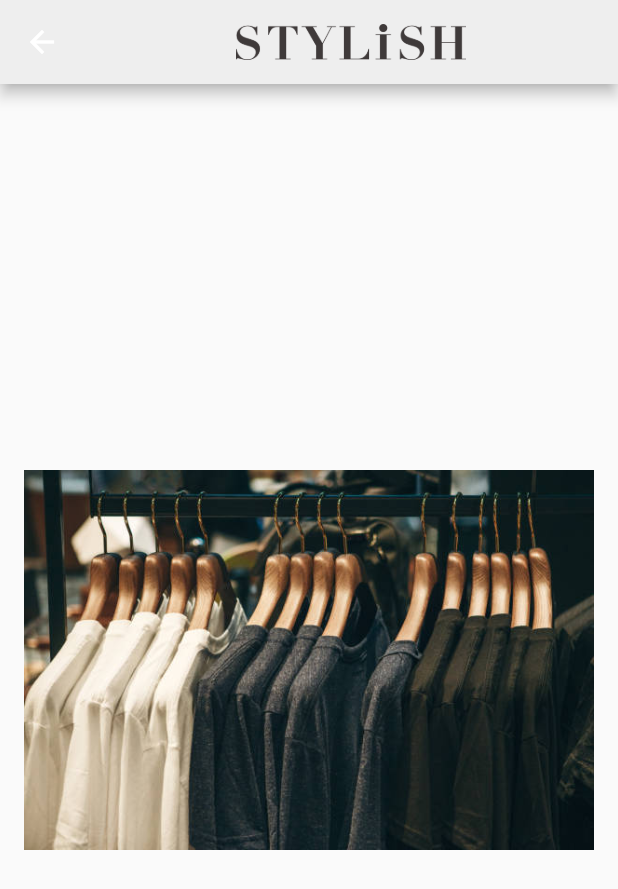
After one commit to max8140555/Stylish_flutter_max, a Flutter app: the DetailPage screen opened by its route, on a phone screen of 412 x 824 dp. The commit adds this screen. Shown: the top 889 px of the screen. Run offline on Flutter 3.47's test engine with Material 2 defaults, Android fonts, the phone set to English and light mode, and no system bars.

Commit message:
routes set DetailPage

```diff
--- a/lib/main.dart
+++ b/lib/main.dart
@@ -1,4 +1,5 @@
 import 'package:flutter/material.dart';
+import 'package:stylish_max/screens/detail/detail_page.dart';
 import 'package:stylish_max/screens/home/home_page.dart';
 
 void main() {
@@ -16,6 +17,9 @@ class StylishApp extends StatelessWidget {
         primaryColor: Colors.grey[200],
       ),
       home: const HomePage(),
+      routes: {
+        DetailPage.routeName:(context) => DetailPage()
+      },
     );
   }
 }
--- a/lib/models/product.dart
+++ b/lib/models/product.dart
@@ -1,7 +1,8 @@
 class Product {
+  final String productId;
   final String title;
   final double price;
   final String imageUrl;
 
-  Product({required this.title, required this.price, required this.imageUrl});
+  Product({required this.productId, required this.title, required this.price, required this.imageUrl});
 }
--- /dev/null
+++ b/lib/screens/detail/detail_main_image.dart
@@ -0,0 +1,16 @@
+import 'package:flutter/material.dart';
+
+class DetailMainImage extends StatelessWidget {
+  const DetailMainImage(
+      {super.key, required this.imageUrl, required this.isBigScreen});
+
+  final String imageUrl;
+  final bool isBigScreen;
+
+  @override
+  Widget build(BuildContext context) {
+    return Padding(
+        padding: const EdgeInsets.symmetric(vertical: 2.0, horizontal: 16.0),
+        child: Image.asset(imageUrl));
+  }
+}
--- /dev/null
+++ b/lib/screens/detail/detail_page.dart
@@ -0,0 +1,31 @@
+import 'package:flutter/material.dart';
+import 'package:stylish_max/screens/detail/detail_main_image.dart';
+import 'package:stylish_max/widgets/stylish_app_bar.dart';
+
+class DetailPage extends StatefulWidget {
+  const DetailPage({super.key});
+  static const String routeName = '/detail';
+
+  @override
+  State<DetailPage> createState() => _DetailPageState();
+}
+
+class _DetailPageState extends State<DetailPage> {
+  @override
+  Widget build(BuildContext context) {
+    return LayoutBuilder(builder: (context, constraints) {
+      bool isBigScreen = constraints.maxWidth >= 600;
+
+      return Scaffold(
+        appBar: const StylishAppBar(),
+        body: SafeArea(
+          child: Center(
+            child: DetailMainImage(
+                imageUrl: 'assets/images/home_banner_image.jpeg',
+                isBigScreen: isBigScreen),
+          ),
+        ),
+      );
+    });
+  }
+}
--- a/lib/screens/home/widgets/home_page_list_item.dart
+++ b/lib/screens/home/widgets/home_page_list_item.dart
@@ -1,5 +1,6 @@
 import 'package:flutter/material.dart';
 import 'package:stylish_max/models/product.dart';
+import 'package:stylish_max/screens/detail/detail_page.dart';
 
 class HomePageListItem extends StatelessWidget {
   const HomePageListItem({super.key, required this.product});
@@ -10,6 +11,10 @@ class HomePageListItem extends StatelessWidget {
   Widget build(BuildContext context) {
     return Padding(
       padding: const EdgeInsets.symmetric(vertical: 2.0, horizontal: 16.0),
+      child: GestureDetector(
+        onTap: () {
+          Navigator.pushNamed(context, DetailPage.routeName);
+        },
         child: Container(
           decoration: BoxDecoration(
             borderRadius: BorderRadius.circular(15.0),
@@ -52,6 +57,7 @@ class HomePageListItem extends StatelessWidget {
             ],
           ),
         ),
+      ),
     );
   }
 }
```
Also changed, not shown: lib/screens/home/home_page.dart (+11 -1 lines). Lines whose indentation alone changed are shown as unchanged.
